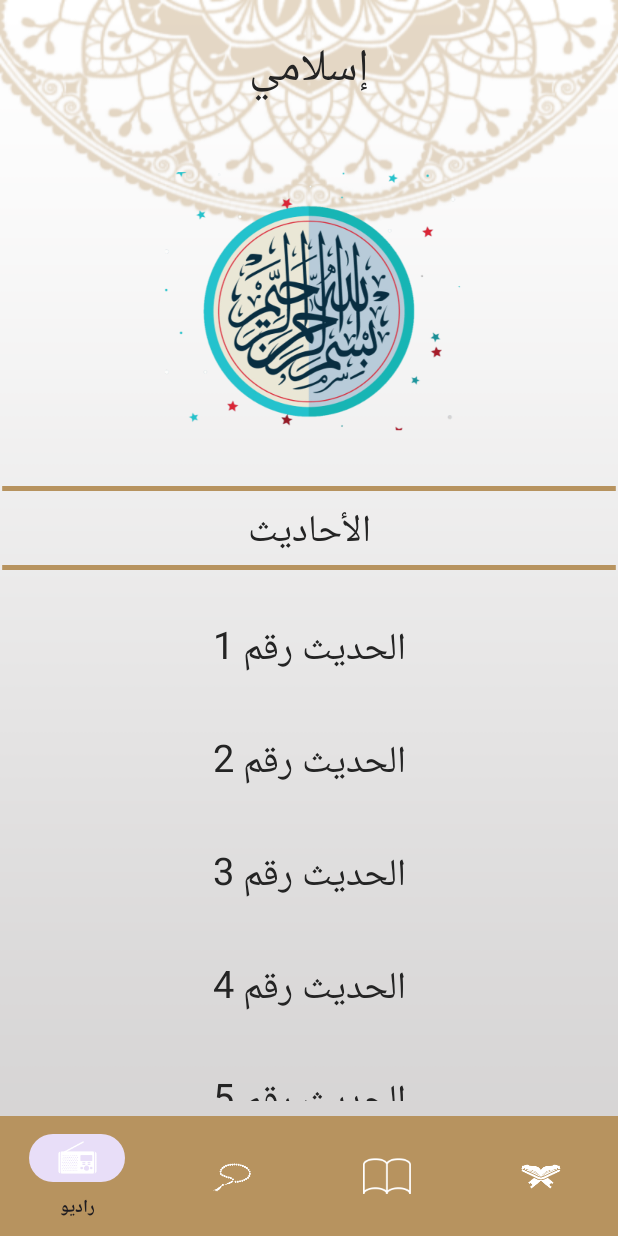
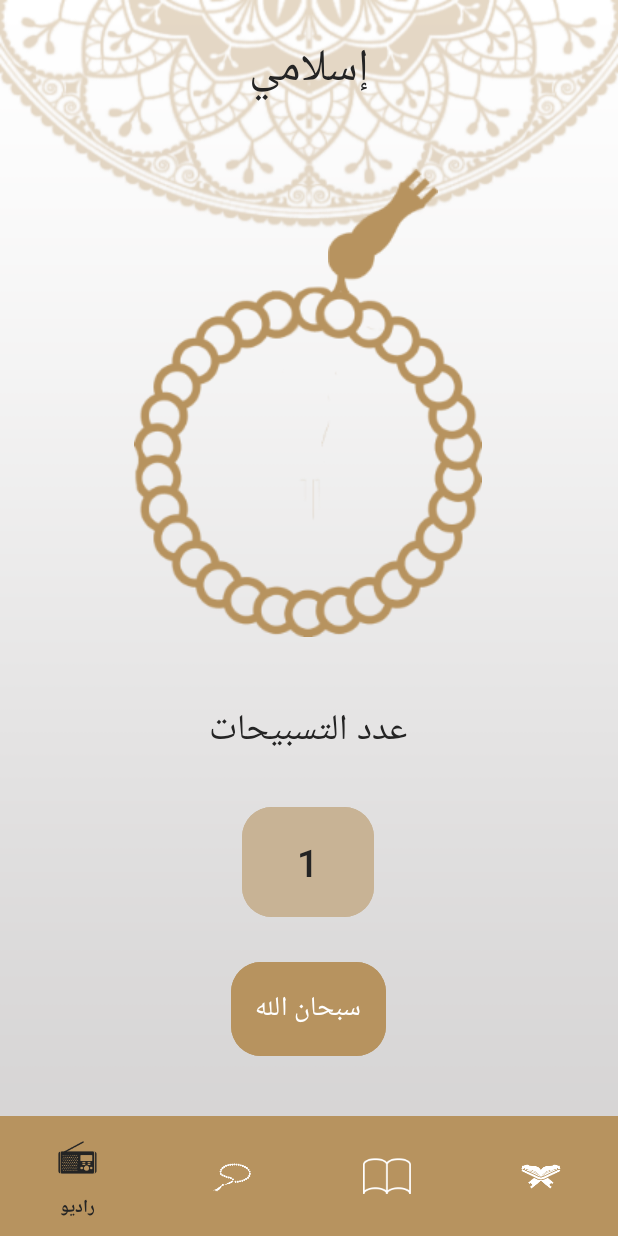
Before and after one commit to moehab03/Islami, an Android app: the HomeActivity screen opened directly, with no data from a screen before it, on a phone screen of 412 x 824 dp. Run offline under Robolectric (Android 15) with nearby library versions, the phone set to English and light mode, and no system bars.

Commit message:
Edit UI.

```diff
--- a/app/src/main/java/com/example/islami/ui/screens/Home/HomeActivity.kt
+++ b/app/src/main/java/com/example/islami/ui/screens/Home/HomeActivity.kt
@@ -12,7 +12,7 @@ class HomeActivity : AppCompatActivity() {
         setContentView(R.layout.activity_home)
 
         supportFragmentManager.beginTransaction()
-            .add(R.id.frame_layout, AhadethFragment())
+            .add(R.id.frame_layout, SebhaFragment())
             .commit()
     }
 }
--- a/app/src/main/java/com/example/islami/ui/screens/ahadeth/AhadethFragment.kt
+++ b/app/src/main/java/com/example/islami/ui/screens/ahadeth/AhadethFragment.kt
@@ -23,6 +23,7 @@ class AhadethFragment : Fragment() {
         adapter = AhadethAdapter(ahadethList)
         binding.ahadethRecyclerView.adapter = adapter
         return binding.root
+
     }
 
     override fun onViewCreated(view: View, savedInstanceState: Bundle?) {
--- /dev/null
+++ b/app/src/main/res/color/bottom_nav_item_color.xml
@@ -0,0 +1,5 @@
+<?xml version="1.0" encoding="utf-8"?>
+<selector xmlns:android="http://schemas.android.com/apk/res/android">
+    <item android:color="@color/light_black" android:state_selected="true" />
+    <item android:color="@color/white" android:state_selected="false" />
+</selector>
--- a/app/src/main/res/layout/activity_home.xml
+++ b/app/src/main/res/layout/activity_home.xml
@@ -23,7 +23,7 @@
         android:id="@+id/frame_layout"
         android:layout_width="match_parent"
         android:layout_height="0dp"
-        android:layout_marginBottom="10dp"
+
         app:layout_constraintBottom_toTopOf="@+id/bottom_nav"
         app:layout_constraintEnd_toEndOf="parent"
         app:layout_constraintStart_toStartOf="parent"
@@ -32,13 +32,13 @@
     <com.google.android.material.bottomnavigation.BottomNavigationView
         android:id="@+id/bottom_nav"
         android:layout_width="match_parent"
-        android:layout_height="wrap_content"
+        android:layout_height="0dp"
         android:background="@color/orange"
         app:itemIconSize="32dp"
-        app:itemIconTint="@color/white"
+        app:itemIconTint="@color/bottom_nav_item_color"
+        app:itemTextColor="@color/bottom_nav_item_color"
         app:layout_constraintBottom_toBottomOf="parent"
-        app:layout_constraintEnd_toEndOf="parent"
-        app:layout_constraintStart_toStartOf="parent"
+        app:itemActiveIndicatorStyle="@color/orange"
         app:menu="@menu/bottom_sheet" />
 
 </androidx.constraintlayout.widget.ConstraintLayout>
```
